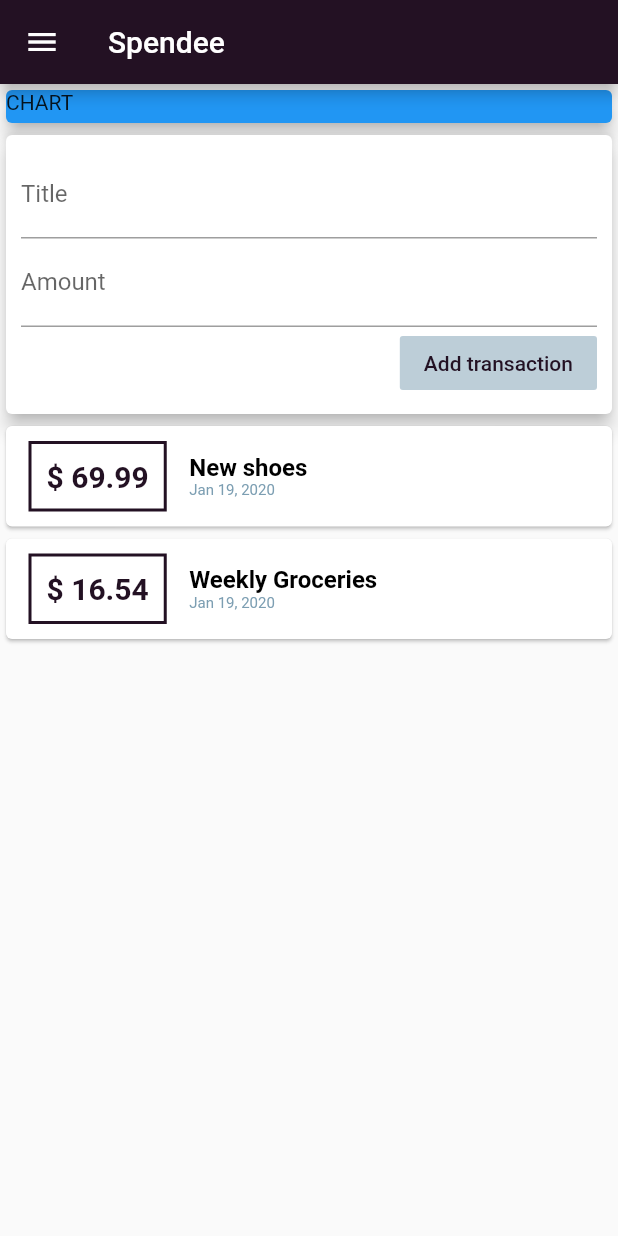
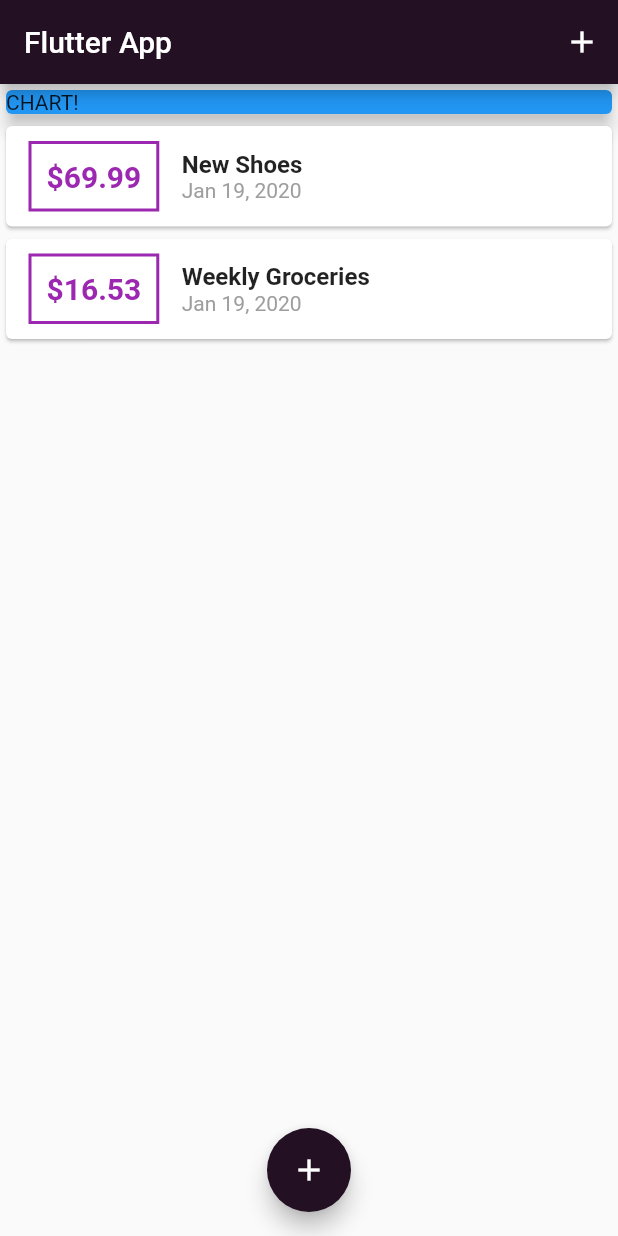
Before and after one commit to csongorkeller/flutter_expenses_planner, a Flutter app: the screen it shows after launch, on a phone screen of 412 x 824 dp. Run offline on Flutter 3.47's test engine with Material 2 defaults, Android fonts, the phone set to English and light mode, and no system bars.

Commit message:
bottomSheet added to enter transactions

```diff
--- a/lib/main.dart
+++ b/lib/main.dart
@@ -1,8 +1,9 @@
-import 'package:flutter/cupertino.dart';
 import 'package:flutter/material.dart';
 
+import './widgets/new_transaction.dart';
+import './widgets/transaction_list.dart';
+import './models/transaction.dart';
 import './utils/constants.dart';
-import './widgets/user_transaction.dart';
 
 void main() => runApp(MyApp());
 
@@ -10,49 +11,96 @@ class MyApp extends StatelessWidget {
   @override
   Widget build(BuildContext context) {
     return MaterialApp(
-      title: 'Flutter app',
+      title: 'Flutter App',
       home: MyHomePage(),
     );
   }
 }
 
-class MyHomePage extends StatelessWidget {
-//User input
-/* String titleInput;  //we store here the user input typed
-String amountInput; */
+class MyHomePage extends StatefulWidget {
+  // String titleInput;
+  // String amountInput;
+  @override
+  _MyHomePageState createState() => _MyHomePageState();
+}
+
+class _MyHomePageState extends State<MyHomePage> {
+  final List<Transaction> _userTransactions = [
+    Transaction(
+      id: 't1',
+      title: 'New Shoes',
+      amount: 69.99,
+      date: DateTime.now(),
+    ),
+    Transaction(
+      id: 't2',
+      title: 'Weekly Groceries',
+      amount: 16.53,
+      date: DateTime.now(),
+    ),
+  ];
+
+  void _addNewTransaction(String txTitle, double txAmount) {
+    final newTx = Transaction(
+      title: txTitle,
+      amount: txAmount,
+      date: DateTime.now(),
+      id: DateTime.now().toString(),
+    );
+
+    setState(() {
+      _userTransactions.add(newTx);
+    });
+  }
+
+  void _startAddNewTransaction(BuildContext ctx) {
+    showModalBottomSheet(
+      context: ctx,
+      builder: (_) {
+        return GestureDetector(
+          onTap: () {},
+          child: NewTransaction(_addNewTransaction),
+          behavior: HitTestBehavior.opaque,
+        );
+      },
+    );
+  }
 
   @override
   Widget build(BuildContext context) {
     return Scaffold(
       appBar: AppBar(
-        title: Text('Spendee'),
         backgroundColor: brandRaisinBlack,
-      ),
-      drawer: Drawer(
-        child: Container(
-          color: brandRaisinBlack,
-          child: Column(
-            children: <Widget>[],
+        title: Text('Flutter App'),
+        actions: <Widget>[
+          IconButton(
+            icon: Icon(Icons.add),
+            onPressed: () => _startAddNewTransaction(context),
           ),
-        ),
+        ],
       ),
       body: SingleChildScrollView(
         child: Column(
-          mainAxisAlignment: MainAxisAlignment.start,
+          // mainAxisAlignment: MainAxisAlignment.start,
           crossAxisAlignment: CrossAxisAlignment.stretch,
           children: <Widget>[
             Container(
               width: double.infinity,
-              height: 30,
               child: Card(
                 color: Colors.blue,
+                child: Text('CHART!'),
                 elevation: 5,
-                child: Text('CHART'),
               ),
             ),
-            UserTransactions()
+            TransactionList(_userTransactions),
           ],
         ),
+      ),
+      floatingActionButtonLocation: FloatingActionButtonLocation.centerFloat,
+      floatingActionButton: FloatingActionButton(
+        backgroundColor: brandRaisinBlack,
+        child: Icon(Icons.add),
+        onPressed: () => _startAddNewTransaction(context),
       ),
     );
   }
--- a/lib/widgets/new_transaction.dart
+++ b/lib/widgets/new_transaction.dart
@@ -1,26 +1,23 @@
 import 'package:flutter/material.dart';
-import '../utils/constants.dart';
 
 class NewTransaction extends StatelessWidget {
-  final titleController =
-      TextEditingController(); //by using controller, stateless widget doesn't throw error, it's final
+  final Function addTx;
+  final titleController = TextEditingController();
   final amountController = TextEditingController();
 
-  final Function addTransaction;
-
-  NewTransaction(this.addTransaction);
+  NewTransaction(this.addTx);
 
   void submitData() {
     final enteredTitle = titleController.text;
-    final enteredAmount =  double.parse(amountController.text);
+    final enteredAmount = double.parse(amountController.text);
 
-    if (enteredTitle == null || enteredTitle.isEmpty || enteredAmount <= 0) {
+    if (enteredTitle.isEmpty || enteredAmount <= 0) {
       return;
     }
 
-     addTransaction(
+    addTx(
       enteredTitle,
-      enteredAmount
+      enteredAmount,
     );
   }
 
@@ -35,29 +32,24 @@ class NewTransaction extends StatelessWidget {
           children: <Widget>[
             TextField(
               decoration: InputDecoration(labelText: 'Title'),
-              cursorColor: brandRaisinBlack,
-              /* onChanged: (value) {
-                      titleInput = value; //we overwrite the input value with the current input
-                    }, */
-              controller:
-                  titleController, //this is how to listent to keystrokes with controller
+              controller: titleController,
+              onSubmitted: (_) => submitData(),
+              // onChanged: (val) {
+              //   titleInput = val;
+              // },
             ),
             TextField(
               decoration: InputDecoration(labelText: 'Amount'),
-              cursorColor: brandRaisinBlack,
-              keyboardType: TextInputType.numberWithOptions(decimal: true),
-              onSubmitted: (_) => submitData,
-              /* onChanged: (value) {
-                      amountInput = value; //we overwrite the input value with the current input
-                    }, */
               controller: amountController,
+              keyboardType: TextInputType.number,
+              onSubmitted: (_) => submitData(),
+              // onChanged: (val) => amountInput = val,
             ),
             FlatButton(
-              child: Text('Add transaction'),
-              color: primaryColor.withOpacity(0.5),
-              textColor: brandRaisinBlack,
+              child: Text('Add Transaction'),
+              textColor: Colors.purple,
               onPressed: submitData,
-            )
+            ),
           ],
         ),
       ),
--- a/lib/widgets/transaction_list.dart
+++ b/lib/widgets/transaction_list.dart
@@ -1,7 +1,7 @@
 import 'package:flutter/material.dart';
 import 'package:intl/intl.dart';
+
 import '../models/transaction.dart';
-import '../utils/constants.dart';
 
 class TransactionList extends StatelessWidget {
   final List<Transaction> transactions;
@@ -18,43 +18,49 @@ class TransactionList extends StatelessWidget {
             child: Row(
               children: <Widget>[
                 Container(
-                  margin: EdgeInsets.symmetric(vertical: 10, horizontal: 15),
+                  margin: EdgeInsets.symmetric(
+                    vertical: 10,
+                    horizontal: 15,
+                  ),
                   decoration: BoxDecoration(
-                      border: Border.all(
-                    color: brandRaisinBlack,
-                    width: 2,
-                  )),
+                    border: Border.all(
+                      color: Colors.purple,
+                      width: 2,
+                    ),
+                  ),
                   padding: EdgeInsets.all(10),
                   child: Text(
-                    '\$ ' '${transactions[index].amount.toStringAsFixed(2)}', //only show 2 decimals
+                    '\$${transactions[index].amount.toStringAsFixed(2)}',
                     style: TextStyle(
-                        fontWeight: FontWeight.bold,
-                        fontSize: 20,
-                        color: brandRaisinBlack),
-                  ), //Text requires String
+                      fontWeight: FontWeight.bold,
+                      fontSize: 20,
+                      color: Colors.purple,
+                    ),
+                  ),
                 ),
                 Column(
                   crossAxisAlignment: CrossAxisAlignment.start,
                   children: <Widget>[
                     Text(
-                      '${transactions[index].title}',
+                      transactions[index].title,
                       style: TextStyle(
-                          fontWeight: FontWeight.bold,
-                          fontSize: 16,
-                          color: brandRegistrationBlack),
+                        fontSize: 16,
+                        fontWeight: FontWeight.bold,
+                      ),
                     ),
                     Text(
                       DateFormat.yMMMd().format(transactions[index].date),
-                      style: TextStyle(color: primaryColor, fontSize: 10),
-                    )
+                      style: TextStyle(
+                        color: Colors.grey,
+                      ),
+                    ),
                   ],
-                )
+                ),
               ],
             ),
           );
         },
         itemCount: transactions.length,
-        //Hardcoded transactions are transformed from a list of transactions to a list of cards
       ),
     );
   }
--- a/lib/widgets/user_transaction.dart
+++ /dev/null
@@ -1,43 +0,0 @@
-import 'package:flutter/material.dart';
-import './new_transaction.dart';
-import './transaction_list.dart';
-import '../models/transaction.dart';
-
-class UserTransactions extends StatefulWidget {
-  @override
-  _UserTransactionsState createState() => _UserTransactionsState();
-}
-
-class _UserTransactionsState extends State<UserTransactions> {
-  final List<Transaction> _userTransactions = [
-    Transaction(
-        id: 't1', title: 'New shoes', amount: 69.99, date: DateTime.now()),
-    Transaction(
-        id: 't2',
-        title: 'Weekly Groceries',
-        amount: 16.54,
-        date: DateTime.now())
-  ];
-
-  void _addNewTransaction(String transactionTitle, double transactionAmount) {
-    final newTx = Transaction(
-      title: transactionTitle,
-      amount: transactionAmount,
-      date: DateTime.now(),
-      id: DateTime.now().toString(), //needed an id which is almost unique
-    );
-    setState(() {
-      _userTransactions.add(newTx);
-    });
-  }
-
-  @override
-  Widget build(BuildContext context) {
-    return Column(
-      children: <Widget>[
-        NewTransaction(_addNewTransaction),
-        TransactionList(_userTransactions)
-      ],
-    );
-  }
-}
```
